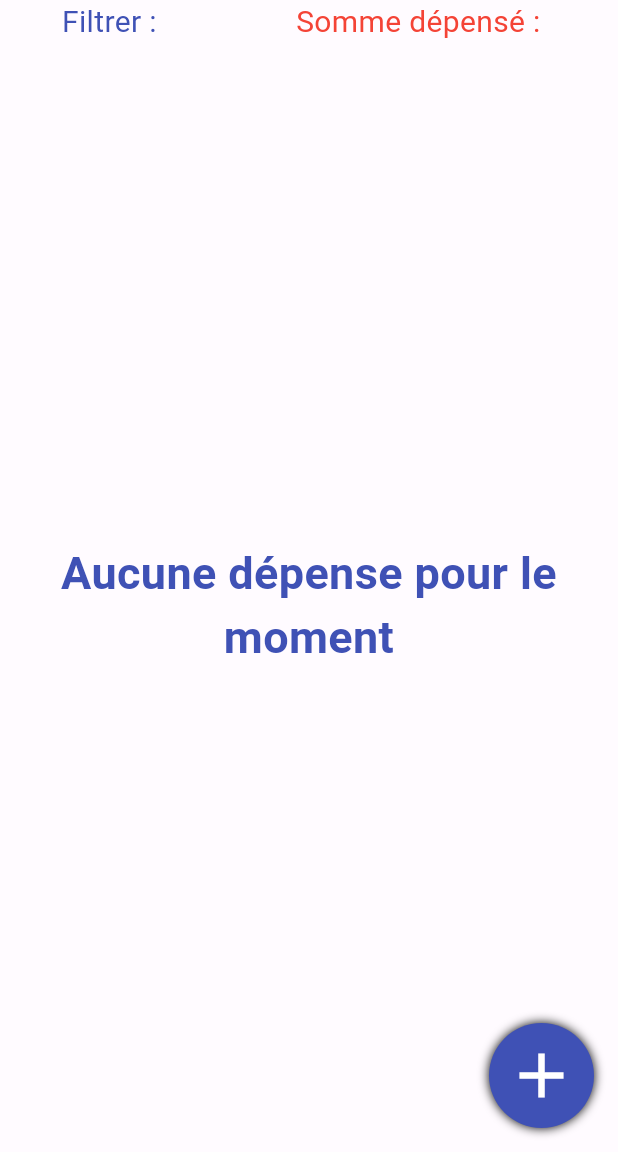
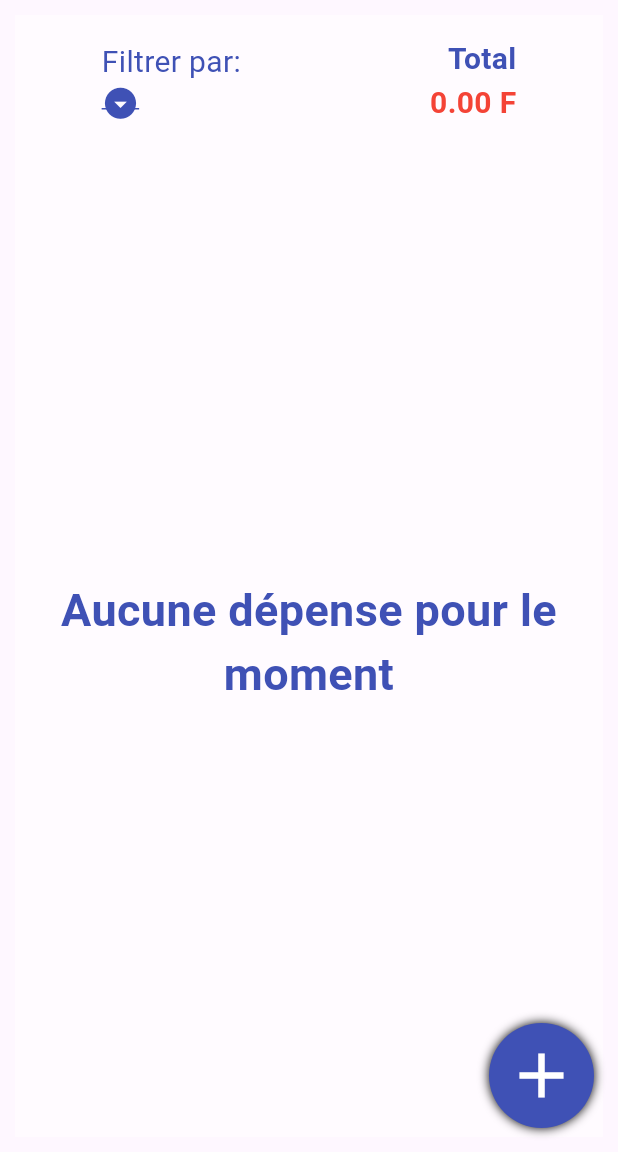
Before and after one commit to McOriginal/application-de-d-pense, a Flutter app: the screen it shows after launch, on a phone screen of 412 x 824 dp, the part 84-1236 px from its top. Run offline on Flutter 3.47's test engine with Material 3 defaults, Android fonts, the phone set to English and light mode, and no system bars.

Commit message:
Ajout de fichier de modification et suppression

```diff
--- a/lib/ListExpense.dart
+++ b/lib/ListExpense.dart
@@ -4,9 +4,11 @@ import 'package:todo_application_mobile/editExpense.dart';
 import 'package:todo_application_mobile/expense.dart';
 
 class ExpenseList extends StatefulWidget {
-  const ExpenseList({super.key, required this.expenses});
+  const ExpenseList(
+      {super.key, required this.expenses, required this.onUpdateTotal});
 
   final List<Expenses> expenses;
+  final Function(String?) onUpdateTotal;
 
   @override
   State<ExpenseList> createState() => _ExpenseListState();
@@ -17,6 +19,7 @@ class _ExpenseListState extends State<ExpenseList> {
     setState(() {
       widget.expenses[index] = updateItem;
     });
+    widget.onUpdateTotal(null);
   }
 
   void deleteExpense(int index) {
@@ -24,6 +27,7 @@ class _ExpenseListState extends State<ExpenseList> {
     setState(() {
       widget.expenses.removeAt(index);
     });
+    widget.onUpdateTotal(null);
     ScaffoldMessenger.of(context).clearSnackBars();
     ScaffoldMessenger.of(context).showSnackBar(
       SnackBar(
@@ -59,6 +63,7 @@ class _ExpenseListState extends State<ExpenseList> {
               child: Card(
                 elevation: 7,
                 color: Colors.indigo,
+                margin: const EdgeInsets.only(bottom: 30),
                 child: SizedBox(
                   height: 130,
                   width: double.infinity,
--- a/lib/home.dart
+++ b/lib/home.dart
@@ -1,4 +1,5 @@
 import 'package:flutter/material.dart';
+import 'package:intl/intl.dart';
 import 'package:todo_application_mobile/ListExpense.dart';
 import 'package:todo_application_mobile/expense.dart';
 import 'package:todo_application_mobile/newExpense.dart';
@@ -12,15 +13,41 @@ class HomePage extends StatefulWidget {
 
 class _HomePageState extends State<HomePage> {
   final List<Expenses> _expenses = [];
+  String? dropdownValue;
+
+  @override
+  void initState() {
+    super.initState();
+    dropdownValue = null;
+  }
 
   void _addExpenses(Expenses expense) {
     setState(() {
       _expenses.add(expense);
+      _calculateTotalForSelectedYear(dropdownValue);
     });
+  }
+
+  double _calculateTotalForSelectedYear(String? year) {
+    if (year == null) {
+      setState(() {});
+      return _expenses.fold(0.0, (sum, item) => sum + item.price);
+    }
+    return _expenses
+        .where((expense) => DateFormat.y().format(expense.date) == year)
+        .fold(0.0, (sum, item) => sum + item.price);
   }
 
   @override
   Widget build(BuildContext context) {
+    // Créons une liste d'années uniques basées sur les dates des dépenses.
+    final years = _expenses
+        .map((item) => DateFormat.y().format(item.date))
+        .toSet()
+        .toList();
+
+    final totalSpent = _calculateTotalForSelectedYear(dropdownValue);
+
     return Scaffold(
       appBar: AppBar(
         elevation: 12,
@@ -36,34 +63,101 @@ class _HomePageState extends State<HomePage> {
           ),
         ),
       ),
-      body: Container(
+      body: Padding(
+        padding: const EdgeInsets.all(10),
+        child: Container(
           color: Colors.white54,
           child: Column(
             children: [
+              const SizedBox(height: 15),
               Row(
                 mainAxisAlignment: MainAxisAlignment.spaceAround,
                 children: [
-                const Text(
-                  "Filtrer :  ",
+                  Column(
+                    crossAxisAlignment: CrossAxisAlignment.start,
+                    children: [
+                      dropdownValue == null
+                          ? const Text(
+                              "Filtrer par:  ",
                               style: TextStyle(
                                 fontSize: 20,
                                 color: Colors.indigo,
                               ),
+                            )
+                          : TextButton(
+                              onPressed: () {
+                                setState(() {
+                                  dropdownValue = null;
+                                });
+                              },
+                              child: const Text(
+                                "Effacer",
+                                style: TextStyle(
+                                  fontSize: 15,
+                                  fontWeight: FontWeight.bold,
                                 ),
+                              ),
+                            ),
+                      DropdownButton<String>(
+                        value: dropdownValue,
+                        onChanged: (String? value) {
+                          setState(() {
+                            dropdownValue = value;
+                            _calculateTotalForSelectedYear(dropdownValue);
+                          });
+                        },
+                        underline: Container(
+                          color: Colors.indigo,
+                          height: 1,
+                        ),
+                        icon: const Icon(
+                          Icons.arrow_drop_down_circle_sharp,
+                          size: 25,
+                          color: Colors.indigo,
+                        ),
+                        items: years.map((year) {
+                          return DropdownMenuItem<String>(
+                            value: year,
+                            child: Text(year),
+                          );
+                        }).toList(),
+                      ),
+                    ],
+                  ),
+                  Column(
+                    crossAxisAlignment: CrossAxisAlignment.end,
+                    children: [
                       const Text(
-                  "Somme dépensé :  ",
+                        "Total",
                         style: TextStyle(
                           fontSize: 20,
+                          fontWeight: FontWeight.bold,
+                          color: Colors.indigo,
+                        ),
+                      ),
+                      Text(
+                        "${totalSpent.toStringAsFixed(2)} F",
+                        style: const TextStyle(
+                          fontSize: 20,
+                          fontWeight: FontWeight.bold,
                           color: Colors.red,
                         ),
                       ),
                     ],
+                  )
+                ],
               ),
-            const SizedBox(height: 10),
+              const SizedBox(height: 15),
               Expanded(
-              child: ExpenseList(expenses: _expenses),
+                child: ExpenseList(
+                  expenses: _expenses,
+                  onUpdateTotal: (year) {
+                    _calculateTotalForSelectedYear(year);
+                  },
+                ),
               ),
             ],
+          ),
         ),
       ),
       floatingActionButton: InkWell(
```
Lines whose indentation alone changed are shown as unchanged.
